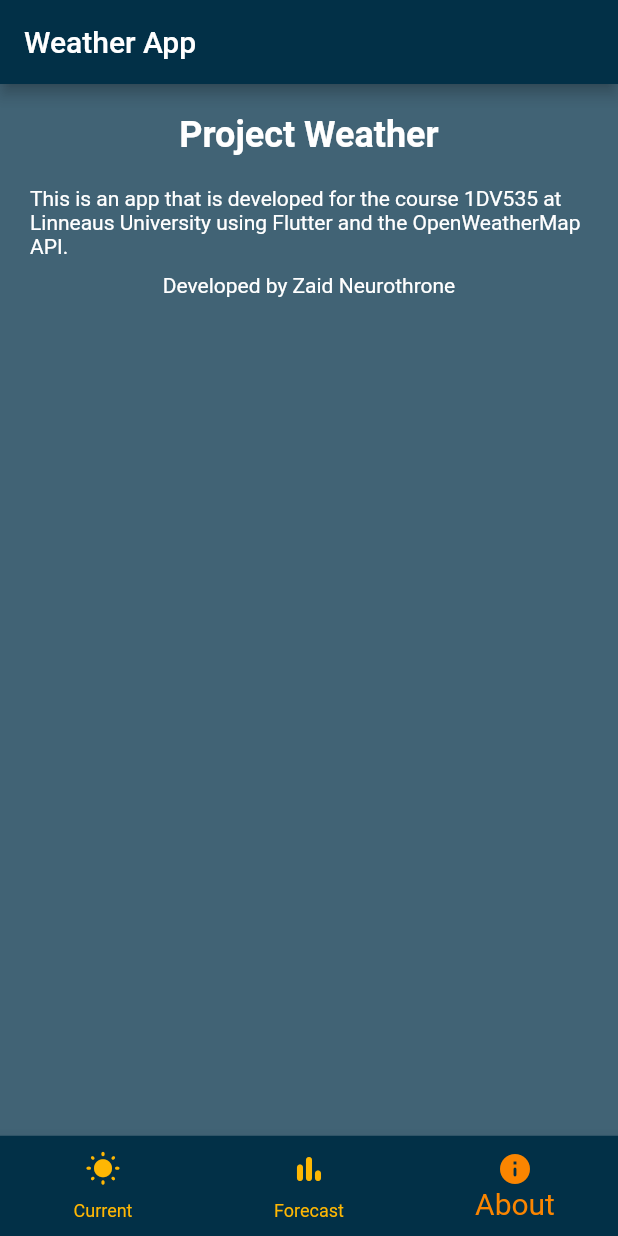
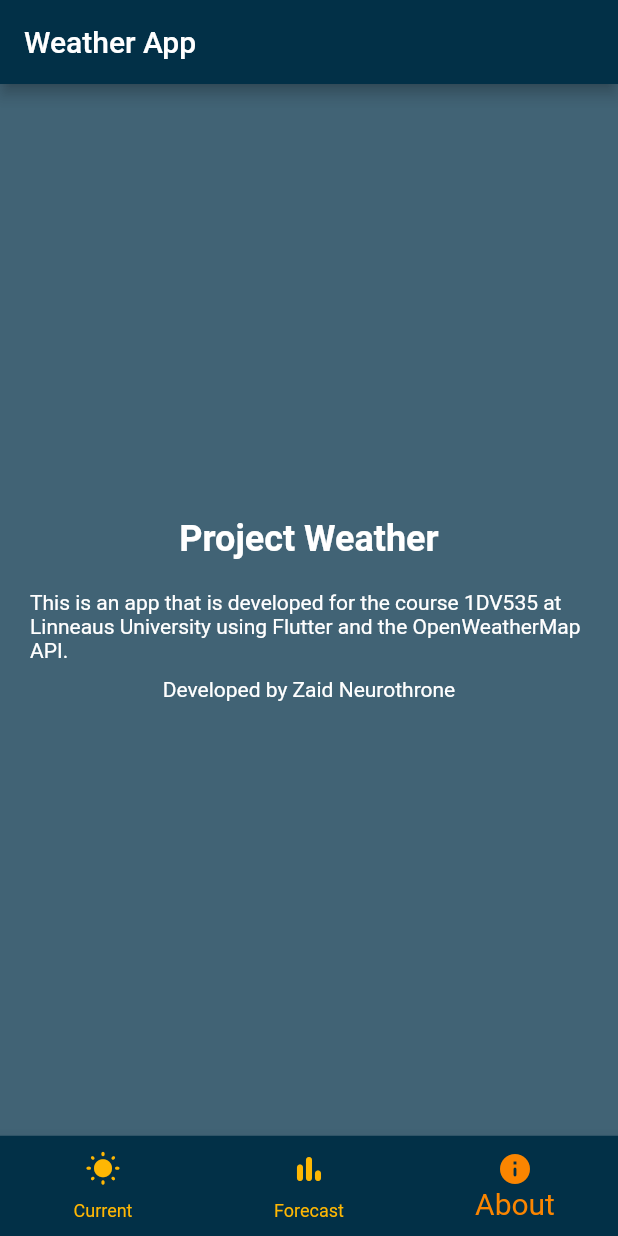
Before and after one commit to neurothrone/zephyr, a Flutter app: the screen it shows after launch, item 3 of the bottom bar chosen, on a phone screen of 412 x 824 dp. Run offline on Flutter 3.47's test engine with Material 2 defaults, Android fonts, the phone set to English and light mode, and no system bars; our stand-ins replace flutter_dotenv, geolocator, permission_handler.

Commit message:
improve layout

```diff
--- a/lib/src/features/about/about_content.dart
+++ b/lib/src/features/about/about_content.dart
@@ -9,10 +9,16 @@ class AboutContent extends StatelessWidget {
   Widget build(BuildContext context) {
     final mediaQuery = MediaQuery.of(context);
 
+    return LayoutBuilder(
+        builder: (context, BoxConstraints viewportConstraints) {
       return SingleChildScrollView(
-      padding: const EdgeInsets.all(kPadding20),
-      child: SizedBox(
-        width: double.infinity,
+        padding: const EdgeInsets.symmetric(horizontal: kPadding20),
+        child: ConstrainedBox(
+          constraints: BoxConstraints(
+            minHeight: viewportConstraints.maxHeight,
+            minWidth: viewportConstraints.maxWidth,
+          ),
+          child: Center(
             child: Column(
               crossAxisAlignment: CrossAxisAlignment.center,
               children: [
@@ -38,6 +44,8 @@ class AboutContent extends StatelessWidget {
               ],
             ),
           ),
+        ),
       );
+    });
   }
 }
```
Lines whose indentation alone changed are shown as unchanged.
